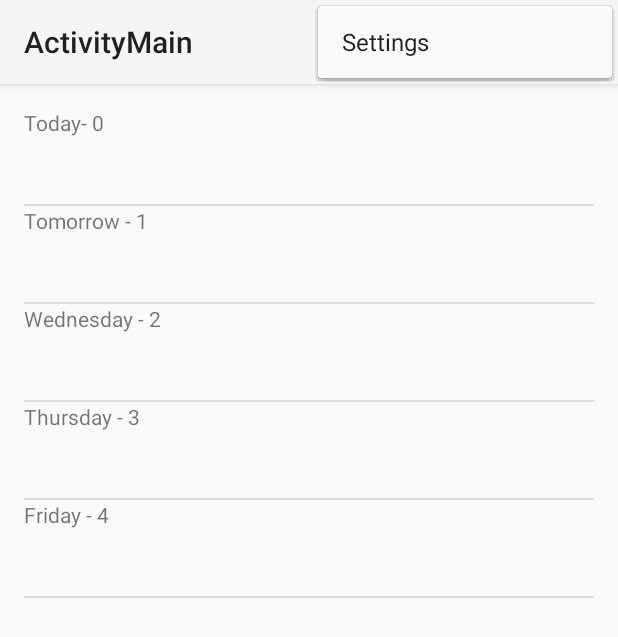
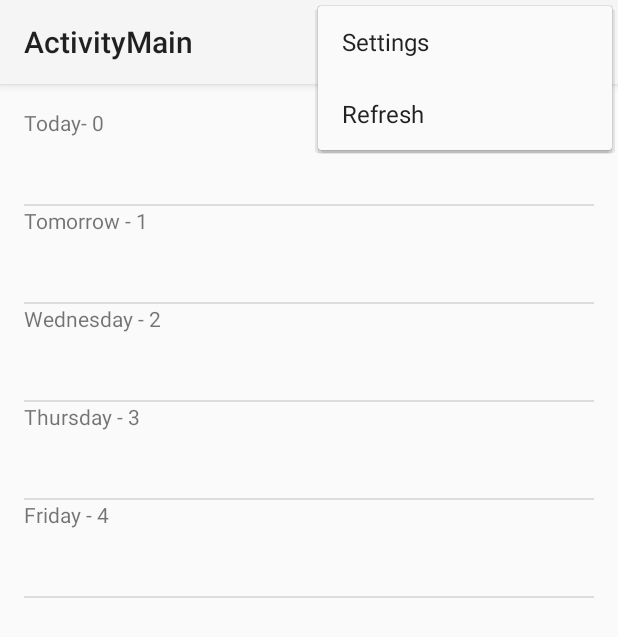
Before and after one commit to EErtan/UdacityDevelopingAndriodApps, an Android app: the screen it shows after launch (ActivityMain), with the options menu open, on a phone screen of 412 x 824 dp. Shown: the top 637 px of the screen. Run offline under Robolectric (Android 15) with nearby library versions, the phone set to English and light mode, and no system bars; our stand-ins replace Volley; network calls fail.

Commit message:
Lesson 2:
created network request to open weather api - using volley to handle background thread request, received json string, will try to do a json request, async task version, and use gson to convert the request to a java object

```diff
--- a/developingandroidapps02/build.gradle
+++ b/developingandroidapps02/build.gradle
@@ -21,4 +21,5 @@ android{
 
 dependencies{
 	compile fileTree(dir: 'libs', include: ['*.jar'])
+	compile 'com.mcxiaoke.volley:library:1.0.+@aar'
 }
--- a/developingandroidapps02/src/main/AndroidManifest.xml
+++ b/developingandroidapps02/src/main/AndroidManifest.xml
@@ -1,19 +1,29 @@
 <?xml version="1.0" encoding="utf-8"?>
-<manifest xmlns:android="http://schemas.android.com/apk/res/android"
-    package="com.nullcognition.developingandroidapps02" >
+<manifest
+	package = "com.nullcognition.developingandroidapps02"
+	xmlns:android = "http://schemas.android.com/apk/res/android"
+	>
+
+
+
+	<uses-permission
+		android:name = "android.permission.INTERNET"
+		/>
 
 	<application
-        android:allowBackup="true"
-        android:icon="@mipmap/ic_launcher"
-        android:label="@string/app_name"
-        android:theme="@style/AppTheme" >
+		android:allowBackup = "true"
+		android:icon = "@mipmap/ic_launcher"
+		android:label = "@string/app_name"
+		android:theme = "@style/AppTheme"
+		>
 		<activity
-            android:name=".ActivityMain"
-            android:label="@string/title_activity_activity_main" >
+			android:label = "@string/title_activity_activity_main"
+			android:name = ".ActivityMain"
+			>
 			<intent-filter>
-                <action android:name="android.intent.action.MAIN" />
+				<action android:name = "android.intent.action.MAIN"/>
 
-                <category android:name="android.intent.category.LAUNCHER" />
+				<category android:name = "android.intent.category.LAUNCHER"/>
 			</intent-filter>
 		</activity>
 	</application>
--- a/developingandroidapps02/src/main/java/com/nullcognition/developingandroidapps02/ActivityMain.java
+++ b/developingandroidapps02/src/main/java/com/nullcognition/developingandroidapps02/ActivityMain.java
@@ -14,16 +14,5 @@ public class ActivityMain extends Activity{
 	}
 
 
-	@Override
-	public boolean onCreateOptionsMenu(Menu menu){
-		getMenuInflater().inflate(R.menu.menu_activity_main, menu);
-		return true;
-	}
 
-	@Override
-	public boolean onOptionsItemSelected(MenuItem item){
-		int id = item.getItemId();
-		if(id == R.id.action_settings){return true;}
-		return super.onOptionsItemSelected(item);
-	}
 }
--- a/developingandroidapps02/src/main/java/com/nullcognition/developingandroidapps02/ActivityMainFragment.java
+++ b/developingandroidapps02/src/main/java/com/nullcognition/developingandroidapps02/ActivityMainFragment.java
@@ -3,10 +3,21 @@ package com.nullcognition.developingandroidapps02;
 import android.app.Fragment;
 import android.os.Bundle;
 import android.view.LayoutInflater;
+import android.view.Menu;
+import android.view.MenuInflater;
+import android.view.MenuItem;
 import android.view.View;
 import android.view.ViewGroup;
 import android.widget.ArrayAdapter;
 import android.widget.ListView;
+
+import com.android.volley.Request;
+import com.android.volley.Response;
+import com.android.volley.VolleyError;
+import com.android.volley.toolbox.JsonObjectRequest;
+import com.android.volley.toolbox.StringRequest;
+
+import org.json.JSONObject;
 
 import java.util.ArrayList;
 import java.util.Arrays;
@@ -16,19 +27,46 @@ public class ActivityMainFragment extends Fragment{
 	public ActivityMainFragment(){}
 
 	@Override
+	public void onActivityCreated(final Bundle savedInstanceState){
+		super.onActivityCreated(savedInstanceState);
+		SingletonRequestQueue.INSTANCE.initContext(getActivity().getApplicationContext());
+
+		new HttpWeatherRequest(); // also do this example with the async task,
+		// not needed if using volley which handles a new thread for you
+	}
+
+	@Override
+	public void onCreate(final Bundle savedInstanceState){
+		super.onCreate(savedInstanceState);
+		setHasOptionsMenu(true);
+	}
+	@Override
+	public void  onCreateOptionsMenu(Menu menu,MenuInflater inflater){
+		inflater.inflate(R.menu.menu_activity_main, menu);
+	}
+
+	@Override
+	public boolean onOptionsItemSelected(MenuItem item){
+		int id = item.getItemId();
+		if(id == R.id.action_settings){return true;}
+		else if(id == R.id.action_refresh){new HttpWeatherRequest();}
+		return super.onOptionsItemSelected(item);
+	}
+
+	@Override
 	public View onCreateView(LayoutInflater inflater, ViewGroup container, Bundle savedInstanceState){
 		// inflate the view first, then search the vg and add the aa
 		View rootView = inflater.inflate(R.layout.fragment_activity_main, container, false);
 
 		// in the viewgroup traverse to find the listview, be sure to cast, set the adapter to the arrayadapter from the list population method
-		((ListView) rootView.findViewById(R.id.fragment_activity_main_listview)).setAdapter(createArrayAdapter());
+		((ListView) rootView.findViewById(R.id.fragment_activity_main_listview)).setAdapter(createArrayAdapterFromStringArray());
 
 		// after the rootView has the adapter set to its child list view, we can return the root view(whole tree(view group)) back to the caller
 		return rootView;
 	}
 
 	// prefer this method due to the atomic nature of the population
-	private ArrayAdapter<String> createArrayAdapter(){
+	private ArrayAdapter<String> createArrayAdapterFromStringArray(){
 		String[] listItems = {
 				"Today- 0",
 				"Tomorrow - 1",
@@ -51,4 +89,13 @@ public class ActivityMainFragment extends Fragment{
 		listItems.add("Friday - 4");
 		ArrayAdapter<String> arrayAdapter = new ArrayAdapter<String>(getActivity(), R.layout.list_item_forecast, R.id.list_item_forecast_textview, listItems);
 	}
+
+
+
+	@Override
+	public void onStop(){
+		super.onStop();
+		//stringRequest.cancel();
+
+	}
 }
--- /dev/null
+++ b/developingandroidapps02/src/main/java/com/nullcognition/developingandroidapps02/HttpWeatherRequest.java
@@ -0,0 +1,71 @@
+package com.nullcognition.developingandroidapps02;// Created by ersin on 07/06/15
+
+import android.util.Log;
+
+import com.android.volley.Request;
+import com.android.volley.Response;
+import com.android.volley.VolleyError;
+import com.android.volley.toolbox.JsonObjectRequest;
+import com.android.volley.toolbox.StringRequest;
+
+import org.json.JSONObject;
+
+
+public class HttpWeatherRequest{
+
+	String requestUrl;
+
+	// required
+	String baseUrl = "http://api.openweathermap.org";
+	String data = "/data";
+	String versionNum = "/2.5";
+
+	// weather types
+	String weatherQuery = "/weather?";
+	String forecastQuery = "/forecast?";
+
+	// location identification
+	String byCity = "q=Kitchener,ca";
+	String byLatLon = "lat=43.4500&lon=80.4833";
+	String byId = "id=5992996";
+
+	StringRequest stringRequest;
+	JsonObjectRequest jsonObjectRequest;
+
+	public HttpWeatherRequest(){
+		requestUrl= baseUrl+data+versionNum+weatherQuery+byCity;
+
+		stringRequest = new StringRequest(Request.Method.GET, requestUrl, new Response.Listener<String>(){
+			@Override
+			public void onResponse(final String response){
+				Log.e("logErr", "" +response);
+			}
+		}, new Response.ErrorListener(){
+			@Override
+			public void onErrorResponse(final VolleyError volleyError){
+				Log.e("logErr", "error "+ volleyError.toString());
+
+			}
+		});
+
+//		jsonObjectRequest = new JsonObjectRequest(Request.Method.GET, requestUrl, null, new Response.Listener<JSONObject>(){
+//			@Override
+//			public void onResponse(final JSONObject jsonObject){
+//
+//			}
+//		}, new Response.ErrorListener(){
+//			@Override
+//			public void onErrorResponse(final VolleyError volleyError){
+//
+//			}
+//		}
+//		);
+		SingletonRequestQueue.INSTANCE.addToRequestQueue(stringRequest);
+	}
+
+	private void httpRequestWeather(){
+
+		// SingletonRequestQueue.INSTANCE.getRequestQueue();
+
+	}
+}
--- /dev/null
+++ b/developingandroidapps02/src/main/java/com/nullcognition/developingandroidapps02/SingletonRequestQueue.java
@@ -0,0 +1,53 @@
+package com.nullcognition.developingandroidapps02;// Created by ersin on 07/06/15
+
+import android.content.Context;
+import android.util.Log;
+
+import com.android.volley.Request;
+import com.android.volley.RequestQueue;
+import com.android.volley.toolbox.Volley;
+
+// none of the methods will work while the singleton is uninitialized
+// must initContext on first usage
+
+public enum SingletonRequestQueue{
+	INSTANCE;
+	SingletonRequestQueue(){}
+
+	private Context context;
+	private RequestQueue requestQueue;
+
+	boolean isInit = false;
+	public void initContext(Context context){
+		if(this.context == context){
+			return; // same object, has already been initialized
+		}
+		else if(context != null){
+			isInit = true;
+			this.context = context;
+			requestQueue = getRequestQueue();
+		}
+	}
+
+	public RequestQueue getRequestQueue(){
+		if(!isInit){ return null; }
+		if(requestQueue == null){
+			// getApplicationContext() is key, it keeps you from leaking the
+			// Activity or BroadcastReceiver if someone passes one in.
+			requestQueue = Volley.newRequestQueue(context.getApplicationContext());
+		}
+		return requestQueue;
+	}
+
+	public <T> void addToRequestQueue(Request<T> req){
+		if(!isInit){ return; }
+		try{
+			getRequestQueue().add(req);
+
+		}
+		catch(NullPointerException n){
+			Log.e("logErr", "null pointer exception: init singletonRequestQueue");
+		}
+	}
+
+}
--- a/developingandroidapps02/src/main/res/menu/menu_activity_main.xml
+++ b/developingandroidapps02/src/main/res/menu/menu_activity_main.xml
@@ -1,8 +1,20 @@
-<menu xmlns:android="http://schemas.android.com/apk/res/android"
-      xmlns:tools="http://schemas.android.com/tools"
-      tools:context="com.nullcognition.developingandroidapps02.ActivityMain">
-	<item android:id="@+id/action_settings"
-	      android:title="@string/action_settings"
-	      android:orderInCategory="100"
-	      android:showAsAction="never"/>
+<menu tools:context = "com.nullcognition.developingandroidapps02.ActivityMain"
+      xmlns:android = "http://schemas.android.com/apk/res/android"
+      xmlns:tools = "http://schemas.android.com/tools"
+	>
+
+	<item
+		android:id = "@+id/action_settings"
+		android:orderInCategory = "100"
+		android:showAsAction = "never"
+		android:title = "@string/action_settings"
+		/>
+
+	<item
+		android:id = "@+id/action_refresh"
+		android:orderInCategory = "100"
+		android:showAsAction = "never"
+		android:title = "@string/action_refresh"
+		/>
+
 </menu>
--- a/developingandroidapps02/src/main/res/values/strings.xml
+++ b/developingandroidapps02/src/main/res/values/strings.xml
@@ -5,4 +5,5 @@
 	<string name="action_settings">Settings</string>
 	<string name="title_activity_activity_main">ActivityMain</string>
 	<string name="title_activity_test">Test</string>
+	<string name = "action_refresh">Refresh</string>
 </resources>
```
Lines whose indentation alone changed are shown as unchanged.
